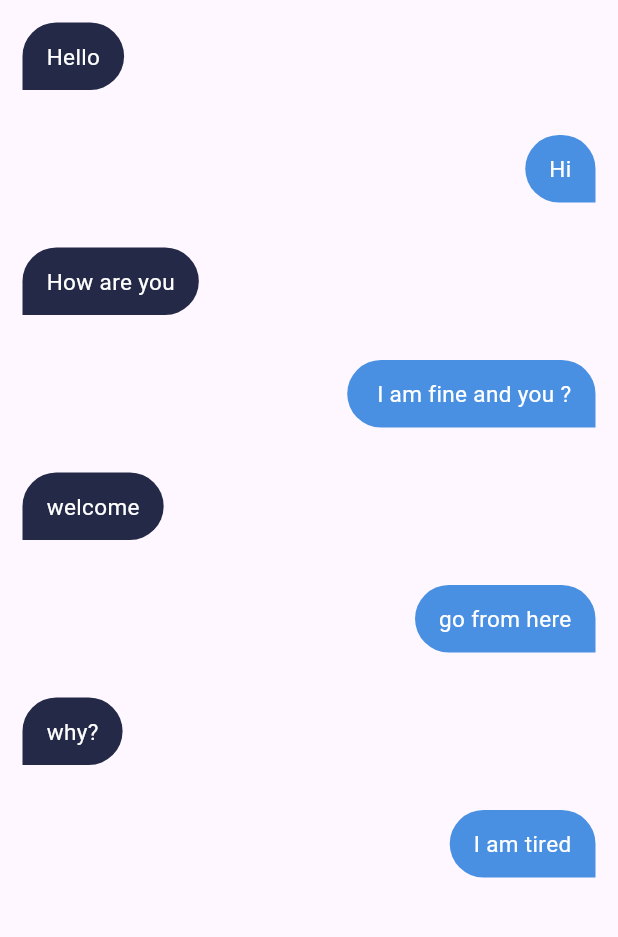
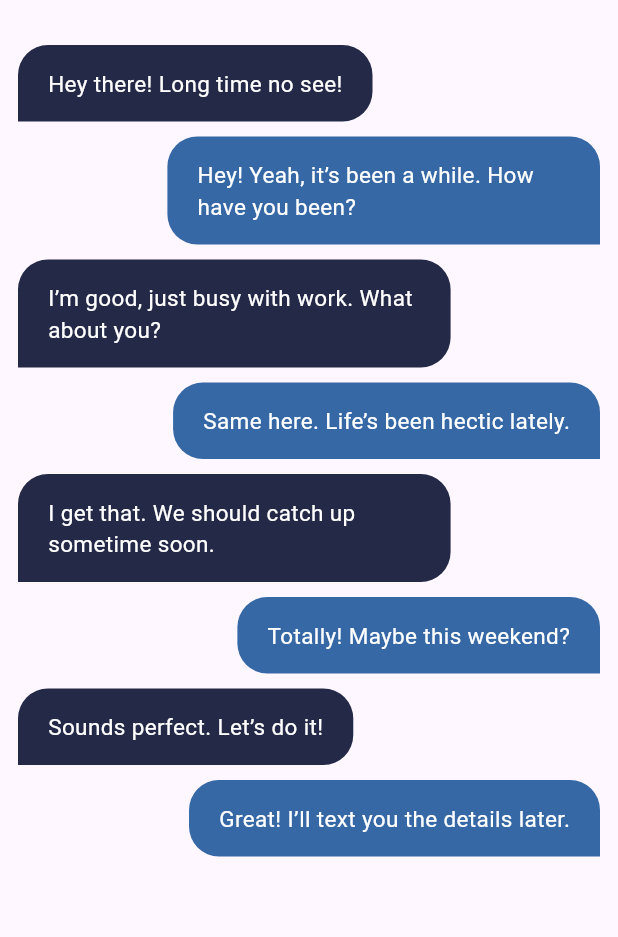
Before and after one commit to sahiralzakaria/Flutter-Learning-Apps-ChatApp, a Flutter app: the ChatPage screen opened by its route, on a phone screen of 412 x 824 dp, the part 84-1021 px from its top. Run offline on Flutter 3.47's test engine with Material 3 defaults, Android fonts, the light colour scheme and no system bars; our stand-ins replace firebase_auth, firebase_core, modal_progress_hud_nsn; accounts and stored records are empty; generated files the repository leaves out were written again.

Commit message:
fix bugs

```diff
--- a/lib/constants.dart
+++ b/lib/constants.dart
@@ -1,5 +1,5 @@
 import 'package:flutter/material.dart';
 
 const kPrimaryColor = Color(0xff232946);
-const kSecondColor = Color(0xff4A90E2);
+const kSecondColor = Color.fromARGB(202, 0, 66, 141);
 const kLogo = 'assets/images/logo.png';
--- a/lib/main.dart
+++ b/lib/main.dart
@@ -20,6 +20,7 @@
     return MaterialApp(
       debugShowCheckedModeBanner: false,
       routes: {
+        '/': (context) => LoginPage(),
         LoginPage.id: (context) => LoginPage(),
         RegisterPage.id: (context) => RegisterPage(),
         ChatPage.id: (context) => ChatPage(),
--- a/lib/pages/chat_page.dart
+++ b/lib/pages/chat_page.dart
@@ -25,14 +25,41 @@
 
       body: ListView(
         children: [
-          ChatBubble(leftBubble: true, message: 'Hello'),
-          ChatBubble(leftBubble: false, message: 'Hi'),
-          ChatBubble(leftBubble: true, message: 'How are you'),
-          ChatBubble(leftBubble: false, message: 'I am fine and you ? '),
-          ChatBubble(leftBubble: true, message: 'welcome'),
-          ChatBubble(leftBubble: false, message: 'go from here'),
-          ChatBubble(leftBubble: true, message: 'why?'),
-          ChatBubble(leftBubble: false, message: 'I am tired'),
+          SizedBox(height: 30),
+
+          ChatBubble(leftBubble: true, message: 'Hey there! Long time no see!'),
+
+          ChatBubble(
+            leftBubble: false,
+            message: 'Hey! Yeah, it’s been a while. How have you been?',
+          ),
+
+          ChatBubble(
+            leftBubble: true,
+            message: 'I’m good, just busy with work. What about you?',
+          ),
+
+          ChatBubble(
+            leftBubble: false,
+            message: 'Same here. Life’s been hectic lately.',
+          ),
+
+          ChatBubble(
+            leftBubble: true,
+            message: 'I get that. We should catch up sometime soon.',
+          ),
+
+          ChatBubble(
+            leftBubble: false,
+            message: 'Totally! Maybe this weekend?',
+          ),
+
+          ChatBubble(leftBubble: true, message: 'Sounds perfect. Let’s do it!'),
+
+          ChatBubble(
+            leftBubble: false,
+            message: 'Great! I’ll text you the details later.',
+          ),
         ],
       ),
     );
--- a/lib/widgets/chat_bubble.dart
+++ b/lib/widgets/chat_bubble.dart
@@ -16,25 +16,25 @@
     return Align(
       alignment: leftBubble ? Alignment.centerLeft : Alignment.centerRight,
       child: Container(
-        margin: EdgeInsets.all(15),
-        padding: EdgeInsets.symmetric(horizontal: 16, vertical: 12),
+        margin: EdgeInsets.only(left: 12, right: 12, bottom: 10),
+        padding: EdgeInsets.symmetric(horizontal: 20, vertical: 15),
         constraints: BoxConstraints(
           maxWidth: MediaQuery.of(context).size.width * 0.7,
-          minHeight: 40,
+          minHeight: 50,
+          minWidth: 60,
         ),
         decoration: BoxDecoration(
           color: leftBubble ? kPrimaryColor : kSecondColor,
           borderRadius: BorderRadius.only(
-            topLeft: Radius.circular(25),
-            topRight: Radius.circular(25),
-            bottomRight: Radius.circular(leftBubble ? 25 : 0),
-            bottomLeft: Radius.circular(leftBubble ? 0 : 25),
+            topLeft: Radius.circular(20),
+            topRight: Radius.circular(20),
+            bottomRight: Radius.circular(leftBubble ? 20 : 0),
+            bottomLeft: Radius.circular(leftBubble ? 0 : 20),
           ),
         ),
         child: Text(
           message,
           style: TextStyle(color: Colors.white, fontSize: 15),
-          textAlign: leftBubble ? TextAlign.left : TextAlign.right,
         ),
       ),
     );
```
